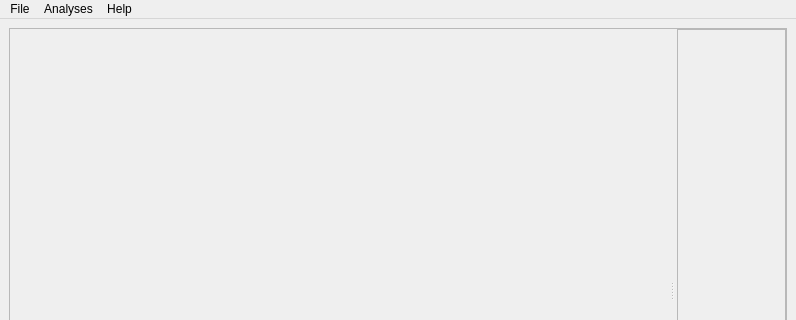
Qt form src/pyphoplacecellanalysis/GUI/PyQtPlot/Windows/MainPipelineWindow.ui (CommanderPho/pyPhoPlaceCellAnalysis) before a commit; both pictures show x 0 to 796 and y 0 to 320 of the 796 by 600 pixel window.
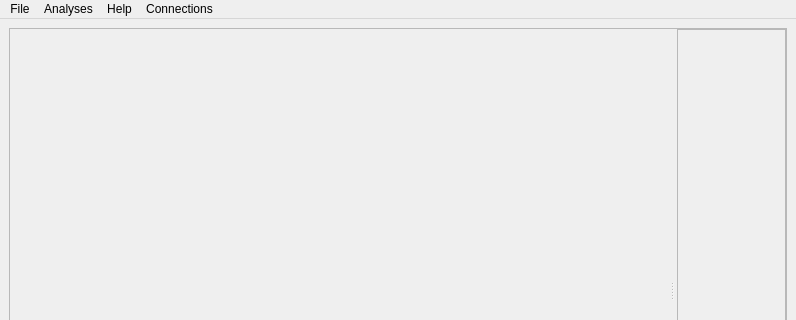
The same form after that commit. Icons and pictures are not drawn. Custom widgets are drawn as their Qt base class.

Diff of the .ui file:
```diff
--- a/src/pyphoplacecellanalysis/GUI/PyQtPlot/Windows/MainPipelineWindow.ui
+++ b/src/pyphoplacecellanalysis/GUI/PyQtPlot/Windows/MainPipelineWindow.ui
@@ -94,9 +94,16 @@
      <string>Help</string>
     </property>
    </widget>
+   <widget class="QMenu" name="menuConnections">
+    <property name="title">
+     <string>Connections</string>
+    </property>
+    <addaction name="actionConnect_Child"/>
+   </widget>
    <addaction name="menuFile"/>
    <addaction name="menuAnalyses"/>
    <addaction name="menuHelp"/>
+   <addaction name="menuConnections"/>
   </widget>
   <widget class="QStatusBar" name="statusbar"/>
   <widget class="QToolBar" name="toolBar">
```
Left out of the diff: 8 changed lines with no effect on the pictures.
